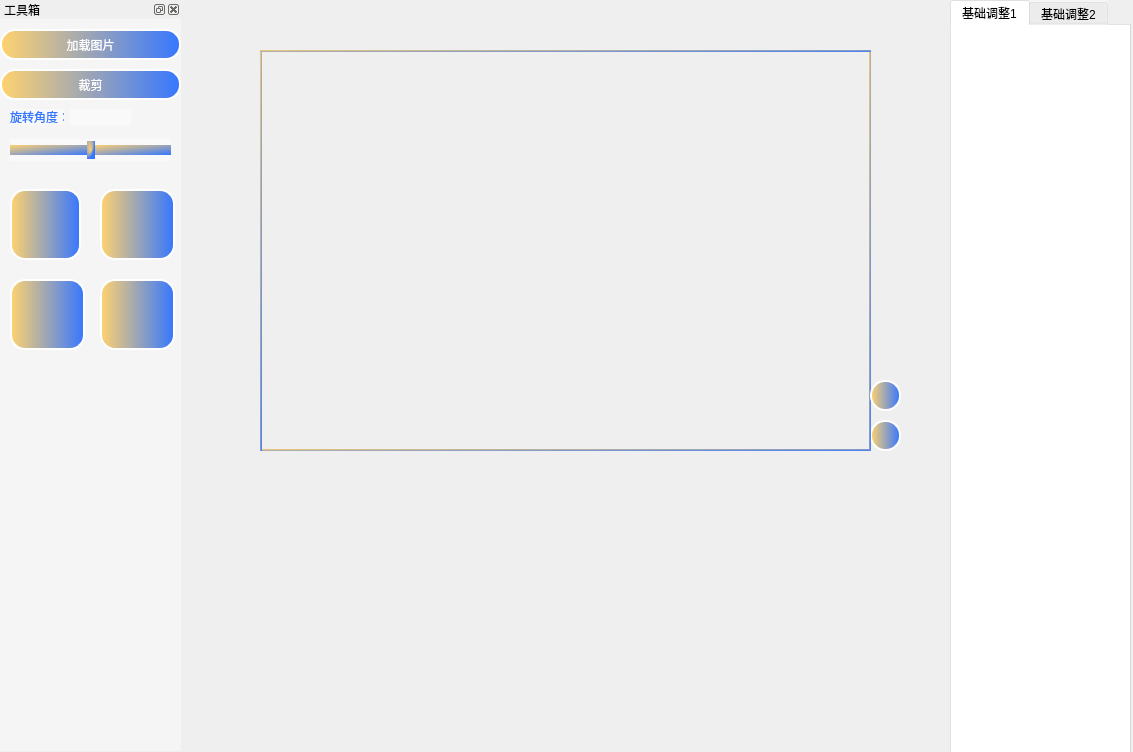
Before: the Qt Designer form qt_demo/mainwindow.ui in Signal-groupproject/digital_signal, drawn with Qt 5.
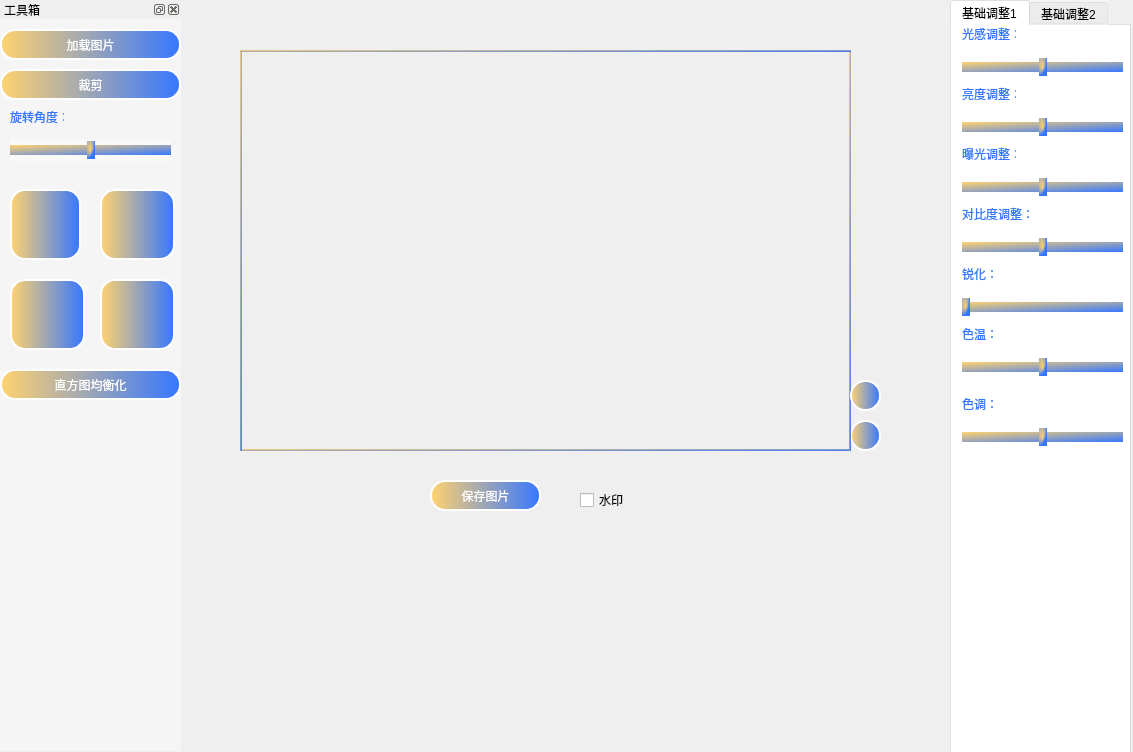
After: the same form once the commit is applied. Icons and pictures are not drawn.

Patch:
```diff
--- a/qt_demo/mainwindow.ui
+++ b/qt_demo/mainwindow.ui
@@ -128,13 +128,13 @@
       <string notr="true">QSlider::add-page:Horizontal {
     background: qlineargradient(spread:pad, x1:0, y1:0, x2:1, y2:1, stop:0 #ffd26f, stop:1 #3677ff);
     height: 4px;
-
+	background-color:rgba(255,255,255,0);
 }
 
 QSlider::sub-page:Horizontal {
     background: qlineargradient(spread:pad, x1:0, y1:0, x2:1, y2:1, stop:0 #ffd26f, stop:1 #3677ff);
     height: 4px;
-
+	background-color:rgba(255,255,255,0);
 }
 
 QSlider::groove:Horizontal {
@@ -171,6 +171,7 @@
      <property name="styleSheet">
       <string notr="true">QLabel {
     color: qlineargradient(x1: 0, y1: 0, x2: 1, y2: 1, stop: 0 #ffd26f, stop: 1 #3677ff);
+background-color:rgba(255,255,255,0);
 }
 </string>
      </property>
@@ -190,6 +191,7 @@
      <property name="styleSheet">
       <string notr="true">QLabel {
     color: qlineargradient(x1: 0, y1: 0, x2: 1, y2: 1, stop: 0 #ffd26f, stop: 1 #3677ff);
+	background-color:rgba(255,255,255,0);
 }
 </string>
      </property>
@@ -348,6 +350,46 @@
       <string/>
      </property>
     </widget>
+    <widget class="QPushButton" name="Equalize">
+     <property name="geometry">
+      <rect>
+       <x>0</x>
+       <y>350</y>
+       <width>181</width>
+       <height>31</height>
+      </rect>
+     </property>
+     <property name="styleSheet">
+      <string notr="true">QPushButton {
+    font: 10pt &quot;微软雅黑&quot;;
+    color: #FFFFFF;
+    background: qlineargradient(spread:pad, x1:0, y1:0, x2:1, y2:0, stop:0 #ffd26f, stop:1 #3677ff);
+    border-radius: 15px;
+    border-style: solid;
+    border-width: 2px;
+    padding: 5px;
+}
+
+QPushButton:hover,
+QPushButton:pressed,
+QPushButton:checked {
+    color: #FFFFFF;
+    background: qlineargradient(spread:pad, x1:0, y1:0, x2:1, y2:0, stop:0 #ffd26f, stop:1 #3677ff);
+}
+
+QPushButton:pressed,
+QPushButton:checked {
+    background: qlineargradient(spread:pad, x1:0, y1:0, x2:0, y2:1, stop:0 #ffd26f, stop:1 #3677ff);
+}
+</string>
+     </property>
+     <property name="text">
+      <string>直方图均衡化</string>
+     </property>
+     <property name="checkable">
+      <bool>false</bool>
+     </property>
+    </widget>
    </widget>
   </widget>
   <widget class="QWidget" name="widget" native="true">
@@ -362,7 +404,7 @@
    <widget class="QPushButton" name="Contrast">
     <property name="geometry">
      <rect>
-      <x>690</x>
+      <x>670</x>
       <y>420</y>
       <width>31</width>
       <height>31</height>
@@ -399,7 +441,7 @@
    <widget class="QLabel" name="label_show">
     <property name="geometry">
      <rect>
-      <x>80</x>
+      <x>60</x>
       <y>50</y>
       <width>611</width>
       <height>401</height>
@@ -423,7 +465,7 @@
    <widget class="QPushButton" name="Withdraw">
     <property name="geometry">
      <rect>
-      <x>690</x>
+      <x>670</x>
       <y>380</y>
       <width>31</width>
       <height>31</height>
@@ -457,6 +499,59 @@
      <string/>
     </property>
    </widget>
+   <widget class="QPushButton" name="Save_Image">
+    <property name="geometry">
+     <rect>
+      <x>250</x>
+      <y>480</y>
+      <width>111</width>
+      <height>31</height>
+     </rect>
+    </property>
+    <property name="styleSheet">
+     <string notr="true">QPushButton {
+    font: 10pt &quot;微软雅黑&quot;;
+    color: #FFFFFF;
+    background: qlineargradient(spread:pad, x1:0, y1:0, x2:1, y2:0, stop:0 #ffd26f, stop:1 #3677ff);
+    border-radius: 15px;
+    border-style: solid;
+    border-width: 2px;
+    padding: 5px;
+}
+
+QPushButton:hover,
+QPushButton:pressed,
+QPushButton:checked {
+    color: #FFFFFF;
+    background: qlineargradient(spread:pad, x1:0, y1:0, x2:1, y2:0, stop:0 #ffd26f, stop:1 #3677ff);
+}
+
+QPushButton:pressed,
+QPushButton:checked {
+    background: qlineargradient(spread:pad, x1:0, y1:0, x2:0, y2:1, stop:0 #ffd26f, stop:1 #3677ff);
+}
+</string>
+    </property>
+    <property name="text">
+     <string>保存图片</string>
+    </property>
+    <property name="checkable">
+     <bool>false</bool>
+    </property>
+   </widget>
+   <widget class="QCheckBox" name="checkBox">
+    <property name="geometry">
+     <rect>
+      <x>400</x>
+      <y>490</y>
+      <width>79</width>
+      <height>20</height>
+     </rect>
+    </property>
+    <property name="text">
+     <string>水印</string>
+    </property>
+   </widget>
   </widget>
   <widget class="QTabWidget" name="tabWidget">
    <property name="geometry">
@@ -477,6 +572,594 @@
     <attribute name="title">
      <string>基础调整1</string>
     </attribute>
+    <widget class="QLabel" name="angle_2">
+     <property name="geometry">
+      <rect>
+       <x>70</x>
+       <y>0</y>
+       <width>61</width>
+       <height>16</height>
+      </rect>
+     </property>
+     <property name="styleSheet">
+      <string notr="true">QLabel {
+    color: qlineargradient(x1: 0, y1: 0, x2: 1, y2: 1, stop: 0 #ffd26f, stop: 1 #3677ff);
+background-color:rgba(255,255,255,0);
+}
+</string>
+     </property>
+     <property name="text">
+      <string/>
+     </property>
+    </widget>
+    <widget class="QLabel" name="label_3">
+     <property name="geometry">
+      <rect>
+       <x>10</x>
+       <y>0</y>
+       <width>54</width>
+       <height>16</height>
+      </rect>
+     </property>
+     <property name="styleSheet">
+      <string notr="true">QLabel {
+    color: qlineargradient(x1: 0, y1: 0, x2: 1, y2: 1, stop: 0 #ffd26f, stop: 1 #3677ff);
+	background-color:rgba(255,255,255,0);
+}
+</string>
+     </property>
+     <property name="text">
+      <string>光感调整：</string>
+     </property>
+    </widget>
+    <widget class="QSlider" name="light_perception">
+     <property name="geometry">
+      <rect>
+       <x>10</x>
+       <y>30</y>
+       <width>161</width>
+       <height>22</height>
+      </rect>
+     </property>
+     <property name="styleSheet">
+      <string notr="true">QSlider::add-page:Horizontal {
+    background: qlineargradient(spread:pad, x1:0, y1:0, x2:1, y2:1, stop:0 #ffd26f, stop:1 #3677ff);
+    height: 4px;
+	background-color:rgba(255,255,255,0);
+}
+
+QSlider::sub-page:Horizontal {
+    background: qlineargradient(spread:pad, x1:0, y1:0, x2:1, y2:1, stop:0 #ffd26f, stop:1 #3677ff);
+    height: 4px;
+	background-color:rgba(255,255,255,0);
+}
+
+QSlider::groove:Horizontal {
+    background: qlineargradient(spread:pad, x1:0, y1:0, x2:1, y2:1, stop:0 #ffd26f, stop:1 #3677ff);
+    height: 10px;
+}
+
+QSlider::handle:Horizontal {
+    width: 8px;
+    margin: -4 0px;
+    background: qradialgradient(cx:0, cy:0, radius:1, fx:0.5, fy:0.5, stop:0 #ffd26f, stop:1 #3677ff);
+}
+</string>
+     </property>
+     <property name="minimum">
+      <number>-100</number>
+     </property>
+     <property name="maximum">
+      <number>100</number>
+     </property>
+     <property name="orientation">
+      <enum>Qt::Horizontal</enum>
+     </property>
+    </widget>
+    <widget class="QLabel" name="label_4">
+     <property name="geometry">
+      <rect>
+       <x>10</x>
+       <y>60</y>
+       <width>54</width>
+       <height>16</height>
+      </rect>
+     </property>
+     <property name="styleSheet">
+      <string notr="true">QLabel {
+    color: qlineargradient(x1: 0, y1: 0, x2: 1, y2: 1, stop: 0 #ffd26f, stop: 1 #3677ff);
+	background-color:rgba(255,255,255,0);
+}
+</string>
+     </property>
+     <property name="text">
+      <string>亮度调整：</string>
+     </property>
+    </widget>
+    <widget class="QSlider" name="brightness">
+     <property name="geometry">
+      <rect>
+       <x>10</x>
+       <y>90</y>
+       <width>161</width>
+       <height>22</height>
+      </rect>
+     </property>
+     <property name="styleSheet">
+      <string notr="true">QSlider::add-page:Horizontal {
+    background: qlineargradient(spread:pad, x1:0, y1:0, x2:1, y2:1, stop:0 #ffd26f, stop:1 #3677ff);
+    height: 4px;
+	background-color:rgba(255,255,255,0);
+}
+
+QSlider::sub-page:Horizontal {
+    background: qlineargradient(spread:pad, x1:0, y1:0, x2:1, y2:1, stop:0 #ffd26f, stop:1 #3677ff);
+    height: 4px;
+	background-color:rgba(255,255,255,0);
+}
+
+QSlider::groove:Horizontal {
+    background: qlineargradient(spread:pad, x1:0, y1:0, x2:1, y2:1, stop:0 #ffd26f, stop:1 #3677ff);
+    height: 10px;
+}
+
+QSlider::handle:Horizontal {
+    width: 8px;
+    margin: -4 0px;
+    background: qradialgradient(cx:0, cy:0, radius:1, fx:0.5, fy:0.5, stop:0 #ffd26f, stop:1 #3677ff);
+}
+</string>
+     </property>
+     <property name="minimum">
+      <number>-100</number>
+     </property>
+     <property name="maximum">
+      <number>100</number>
+     </property>
+     <property name="orientation">
+      <enum>Qt::Horizontal</enum>
+     </property>
+    </widget>
+    <widget class="QLabel" name="angle_3">
+     <property name="geometry">
+      <rect>
+       <x>70</x>
+       <y>60</y>
+       <width>61</width>
+       <height>16</height>
+      </rect>
+     </property>
+     <property name="styleSheet">
+      <string notr="true">QLabel {
+    color: qlineargradient(x1: 0, y1: 0, x2: 1, y2: 1, stop: 0 #ffd26f, stop: 1 #3677ff);
+background-color:rgba(255,255,255,0);
+}
+</string>
+     </property>
+     <property name="text">
+      <string/>
+     </property>
+    </widget>
+    <widget class="QLabel" name="label_5">
+     <property name="geometry">
+      <rect>
+       <x>10</x>
+       <y>120</y>
+       <width>54</width>
+       <height>16</height>
+      </rect>
+     </property>
+     <property name="styleSheet">
+      <string notr="true">QLabel {
+    color: qlineargradient(x1: 0, y1: 0, x2: 1, y2: 1, stop: 0 #ffd26f, stop: 1 #3677ff);
+	background-color:rgba(255,255,255,0);
+}
+</string>
+     </property>
+     <property name="text">
+      <string>曝光调整：</string>
+     </property>
+    </widget>
+    <widget class="QSlider" name="exposure">
+     <property name="geometry">
+      <rect>
+       <x>10</x>
+       <y>150</y>
+       <width>161</width>
+       <height>22</height>
+      </rect>
+     </property>
+     <property name="styleSheet">
+      <string notr="true">QSlider::add-page:Horizontal {
+    background: qlineargradient(spread:pad, x1:0, y1:0, x2:1, y2:1, stop:0 #ffd26f, stop:1 #3677ff);
+    height: 4px;
+	background-color:rgba(255,255,255,0);
+}
+
+QSlider::sub-page:Horizontal {
+    background: qlineargradient(spread:pad, x1:0, y1:0, x2:1, y2:1, stop:0 #ffd26f, stop:1 #3677ff);
+    height: 4px;
+	background-color:rgba(255,255,255,0);
+}
+
+QSlider::groove:Horizontal {
+    background: qlineargradient(spread:pad, x1:0, y1:0, x2:1, y2:1, stop:0 #ffd26f, stop:1 #3677ff);
+    height: 10px;
+}
+
+QSlider::handle:Horizontal {
+    width: 8px;
+    margin: -4 0px;
+    background: qradialgradient(cx:0, cy:0, radius:1, fx:0.5, fy:0.5, stop:0 #ffd26f, stop:1 #3677ff);
+}
+</string>
+     </property>
+     <property name="minimum">
+      <number>-100</number>
+     </property>
+     <property name="maximum">
+      <number>100</number>
+     </property>
+     <property name="orientation">
+      <enum>Qt::Horizontal</enum>
+     </property>
+    </widget>
+    <widget class="QLabel" name="angle_4">
+     <property name="geometry">
+      <rect>
+       <x>70</x>
+       <y>120</y>
+       <width>61</width>
+       <height>16</height>
+      </rect>
+     </property>
+     <property name="styleSheet">
+      <string notr="true">QLabel {
+    color: qlineargradient(x1: 0, y1: 0, x2: 1, y2: 1, stop: 0 #ffd26f, stop: 1 #3677ff);
+background-color:rgba(255,255,255,0);
+}
+</string>
+     </property>
+     <property name="text">
+      <string/>
+     </property>
+    </widget>
+    <widget class="QLabel" name="label_6">
+     <property name="geometry">
+      <rect>
+       <x>10</x>
+       <y>180</y>
+       <width>71</width>
+       <height>16</height>
+      </rect>
+     </property>
+     <property name="styleSheet">
+      <string notr="true">QLabel {
+    color: qlineargradient(x1: 0, y1: 0, x2: 1, y2: 1, stop: 0 #ffd26f, stop: 1 #3677ff);
+	background-color:rgba(255,255,255,0);
+}
+</string>
+     </property>
+     <property name="text">
+      <string>对比度调整：</string>
+     </property>
+    </widget>
+    <widget class="QSlider" name="contrast_ratio">
+     <property name="geometry">
+      <rect>
+       <x>10</x>
+       <y>210</y>
+       <width>161</width>
+       <height>22</height>
+      </rect>
+     </property>
+     <property name="styleSheet">
+      <string notr="true">QSlider::add-page:Horizontal {
+    background: qlineargradient(spread:pad, x1:0, y1:0, x2:1, y2:1, stop:0 #ffd26f, stop:1 #3677ff);
+    height: 4px;
+	background-color:rgba(255,255,255,0);
+}
+
+QSlider::sub-page:Horizontal {
+    background: qlineargradient(spread:pad, x1:0, y1:0, x2:1, y2:1, stop:0 #ffd26f, stop:1 #3677ff);
+    height: 4px;
+	background-color:rgba(255,255,255,0);
+}
+
+QSlider::groove:Horizontal {
+    background: qlineargradient(spread:pad, x1:0, y1:0, x2:1, y2:1, stop:0 #ffd26f, stop:1 #3677ff);
+    height: 10px;
+}
+
+QSlider::handle:Horizontal {
+    width: 8px;
+    margin: -4 0px;
+    background: qradialgradient(cx:0, cy:0, radius:1, fx:0.5, fy:0.5, stop:0 #ffd26f, stop:1 #3677ff);
+}
+</string>
+     </property>
+     <property name="minimum">
+      <number>-100</number>
+     </property>
+     <property name="maximum">
+      <number>100</number>
+     </property>
+     <property name="orientation">
+      <enum>Qt::Horizontal</enum>
+     </property>
+    </widget>
+    <widget class="QLabel" name="angle_5">
+     <property name="geometry">
+      <rect>
+       <x>80</x>
+       <y>180</y>
+       <width>61</width>
+       <height>16</height>
+      </rect>
+     </property>
+     <property name="styleSheet">
+      <string notr="true">QLabel {
+    color: qlineargradient(x1: 0, y1: 0, x2: 1, y2: 1, stop: 0 #ffd26f, stop: 1 #3677ff);
+background-color:rgba(255,255,255,0);
+}
+</string>
+     </property>
+     <property name="text">
+      <string/>
+     </property>
+    </widget>
+    <widget class="QLabel" name="label_7">
+     <property name="geometry">
+      <rect>
+       <x>10</x>
+       <y>240</y>
+       <width>54</width>
+       <height>16</height>
+      </rect>
+     </property>
+     <property name="styleSheet">
+      <string notr="true">QLabel {
+    color: qlineargradient(x1: 0, y1: 0, x2: 1, y2: 1, stop: 0 #ffd26f, stop: 1 #3677ff);
+	background-color:rgba(255,255,255,0);
+}
+</string>
+     </property>
+     <property name="text">
+      <string>锐化：</string>
+     </property>
+    </widget>
+    <widget class="QSlider" name="sharpening">
+     <property name="geometry">
+      <rect>
+       <x>10</x>
+       <y>270</y>
+       <width>161</width>
+       <height>22</height>
+      </rect>
+     </property>
+     <property name="styleSheet">
+      <string notr="true">QSlider::add-page:Horizontal {
+    background: qlineargradient(spread:pad, x1:0, y1:0, x2:1, y2:1, stop:0 #ffd26f, stop:1 #3677ff);
+    height: 4px;
+	background-color:rgba(255,255,255,0);
+}
+
+QSlider::sub-page:Horizontal {
+    background: qlineargradient(spread:pad, x1:0, y1:0, x2:1, y2:1, stop:0 #ffd26f, stop:1 #3677ff);
+    height: 4px;
+	background-color:rgba(255,255,255,0);
+}
+
+QSlider::groove:Horizontal {
+    background: qlineargradient(spread:pad, x1:0, y1:0, x2:1, y2:1, stop:0 #ffd26f, stop:1 #3677ff);
+    height: 10px;
+}
+
+QSlider::handle:Horizontal {
+    width: 8px;
+    margin: -4 0px;
+    background: qradialgradient(cx:0, cy:0, radius:1, fx:0.5, fy:0.5, stop:0 #ffd26f, stop:1 #3677ff);
+}
+</string>
+     </property>
+     <property name="minimum">
+      <number>0</number>
+     </property>
+     <property name="maximum">
+      <number>100</number>
+     </property>
+     <property name="orientation">
+      <enum>Qt::Horizontal</enum>
+     </property>
+    </widget>
+    <widget class="QLabel" name="angle_6">
+     <property name="geometry">
+      <rect>
+       <x>50</x>
+       <y>240</y>
+       <width>61</width>
+       <height>16</height>
+      </rect>
+     </property>
+     <property name="styleSheet">
+      <string notr="true">QLabel {
+    color: qlineargradient(x1: 0, y1: 0, x2: 1, y2: 1, stop: 0 #ffd26f, stop: 1 #3677ff);
+background-color:rgba(255,255,255,0);
+}
+</string>
+     </property>
+     <property name="text">
+      <string/>
+     </property>
+    </widget>
+    <widget class="QLabel" name="label_8">
+     <property name="geometry">
+      <rect>
+       <x>10</x>
+       <y>300</y>
+       <width>54</width>
+       <height>16</height>
+      </rect>
+     </property>
+     <property name="styleSheet">
+      <string notr="true">QLabel {
+    color: qlineargradient(x1: 0, y1: 0, x2: 1, y2: 1, stop: 0 #ffd26f, stop: 1 #3677ff);
+	background-color:rgba(255,255,255,0);
+}
+</string>
+     </property>
+     <property name="text">
+      <string>色温：</string>
+     </property>
+    </widget>
+    <widget class="QSlider" name="color_temperture">
+     <property name="geometry">
+      <rect>
+       <x>10</x>
+       <y>330</y>
+       <width>161</width>
+       <height>22</height>
+      </rect>
+     </property>
+     <property name="styleSheet">
+      <string notr="true">QSlider::add-page:Horizontal {
+    background: qlineargradient(spread:pad, x1:0, y1:0, x2:1, y2:1, stop:0 #ffd26f, stop:1 #3677ff);
+    height: 4px;
+	background-color:rgba(255,255,255,0);
+}
+
+QSlider::sub-page:Horizontal {
+    background: qlineargradient(spread:pad, x1:0, y1:0, x2:1, y2:1, stop:0 #ffd26f, stop:1 #3677ff);
+    height: 4px;
+	background-color:rgba(255,255,255,0);
+}
+
+QSlider::groove:Horizontal {
+    background: qlineargradient(spread:pad, x1:0, y1:0, x2:1, y2:1, stop:0 #ffd26f, stop:1 #3677ff);
+    height: 10px;
+}
+
+QSlider::handle:Horizontal {
+    width: 8px;
+    margin: -4 0px;
+    background: qradialgradient(cx:0, cy:0, radius:1, fx:0.5, fy:0.5, stop:0 #ffd26f, stop:1 #3677ff);
+}
+</string>
+     </property>
+     <property name="minimum">
+      <number>-100</number>
+     </property>
+     <property name="maximum">
+      <number>100</number>
+     </property>
+     <property name="orientation">
+      <enum>Qt::Horizontal</enum>
+     </property>
+    </widget>
+    <widget class="QLabel" name="angle_7">
+     <property name="geometry">
+      <rect>
+       <x>70</x>
+       <y>300</y>
+       <width>61</width>
+       <height>16</height>
+      </rect>
+     </property>
+     <property name="styleSheet">
+      <string notr="true">QLabel {
+    color: qlineargradient(x1: 0, y1: 0, x2: 1, y2: 1, stop: 0 #ffd26f, stop: 1 #3677ff);
+background-color:rgba(255,255,255,0);
+}
+</string>
+     </property>
+     <property name="text">
+      <string/>
+     </property>
+    </widget>
+    <widget class="QLabel" name="label_9">
+     <property name="geometry">
+      <rect>
+       <x>10</x>
+       <y>370</y>
+       <width>54</width>
+       <height>16</height>
+      </rect>
+     </property>
+     <property name="styleSheet">
+      <string notr="true">QLabel {
+    color: qlineargradient(x1: 0, y1: 0, x2: 1, y2: 1, stop: 0 #ffd26f, stop: 1 #3677ff);
+	background-color:rgba(255,255,255,0);
+}
+</string>
+     </property>
+     <property name="text">
+      <string>色调：</string>
+     </property>
+    </widget>
+    <widget class="QSlider" name="tone">
+     <property name="geometry">
+      <rect>
+       <x>10</x>
+       <y>400</y>
+       <width>161</width>
+       <height>22</height>
+      </rect>
+     </property>
+     <property name="styleSheet">
+      <string notr="true">QSlider::add-page:Horizontal {
+    background: qlineargradient(spread:pad, x1:0, y1:0, x2:1, y2:1, stop:0 #ffd26f, stop:1 #3677ff);
+    height: 4px;
+	background-color:rgba(255,255,255,0);
+}
+
+QSlider::sub-page:Horizontal {
+    background: qlineargradient(spread:pad, x1:0, y1:0, x2:1, y2:1, stop:0 #ffd26f, stop:1 #3677ff);
+    height: 4px;
+	background-color:rgba(255,255,255,0);
+}
+
+QSlider::groove:Horizontal {
+    background: qlineargradient(spread:pad, x1:0, y1:0, x2:1, y2:1, stop:0 #ffd26f, stop:1 #3677ff);
+    height: 10px;
+}
+
+QSlider::handle:Horizontal {
+    width: 8px;
+    margin: -4 0px;
+    background: qradialgradient(cx:0, cy:0, radius:1, fx:0.5, fy:0.5, stop:0 #ffd26f, stop:1 #3677ff);
+}
+</string>
+     </property>
+     <property name="minimum">
+      <number>-100</number>
+     </property>
+     <property name="maximum">
+      <number>100</number>
+     </property>
+     <property name="orientation">
+      <enum>Qt::Horizontal</enum>
+     </property>
+    </widget>
+    <widget class="QLabel" name="angle_8">
+     <property name="geometry">
+      <rect>
+       <x>70</x>
+       <y>370</y>
+       <width>61</width>
+       <height>16</height>
+      </rect>
+     </property>
+     <property name="styleSheet">
+      <string notr="true">QLabel {
+    color: qlineargradient(x1: 0, y1: 0, x2: 1, y2: 1, stop: 0 #ffd26f, stop: 1 #3677ff);
+background-color:rgba(255,255,255,0);
+}
+</string>
+     </property>
+     <property name="text">
+      <string/>
+     </property>
+    </widget>
    </widget>
    <widget class="QWidget" name="tab_2">
     <attribute name="title">
```
